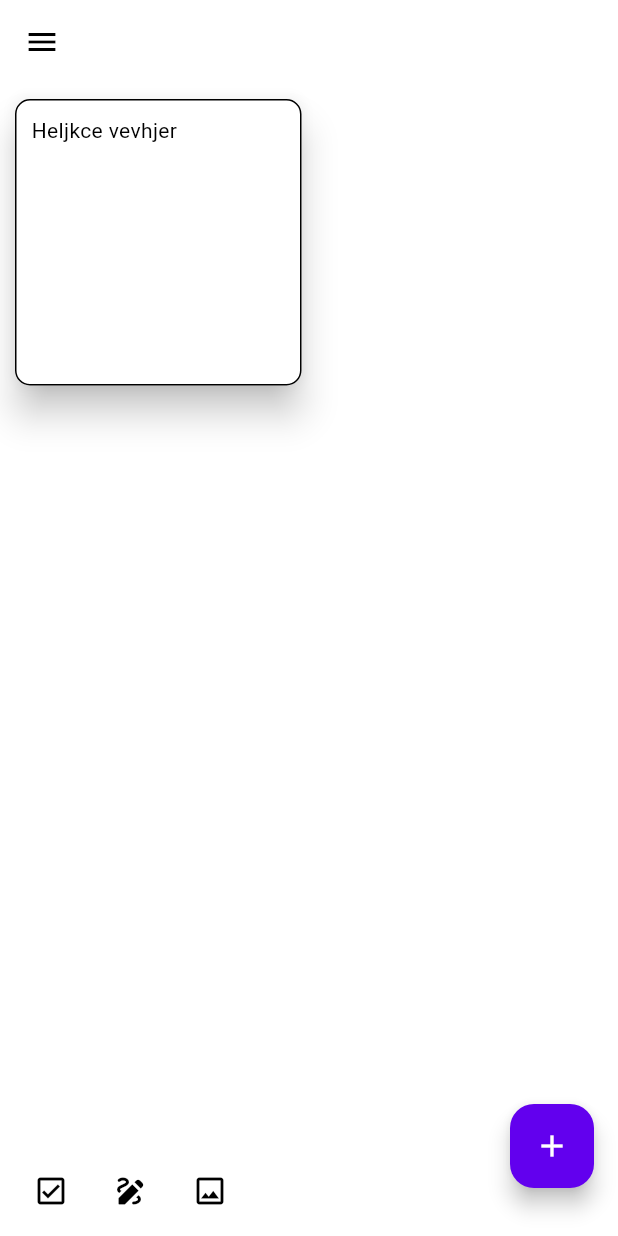
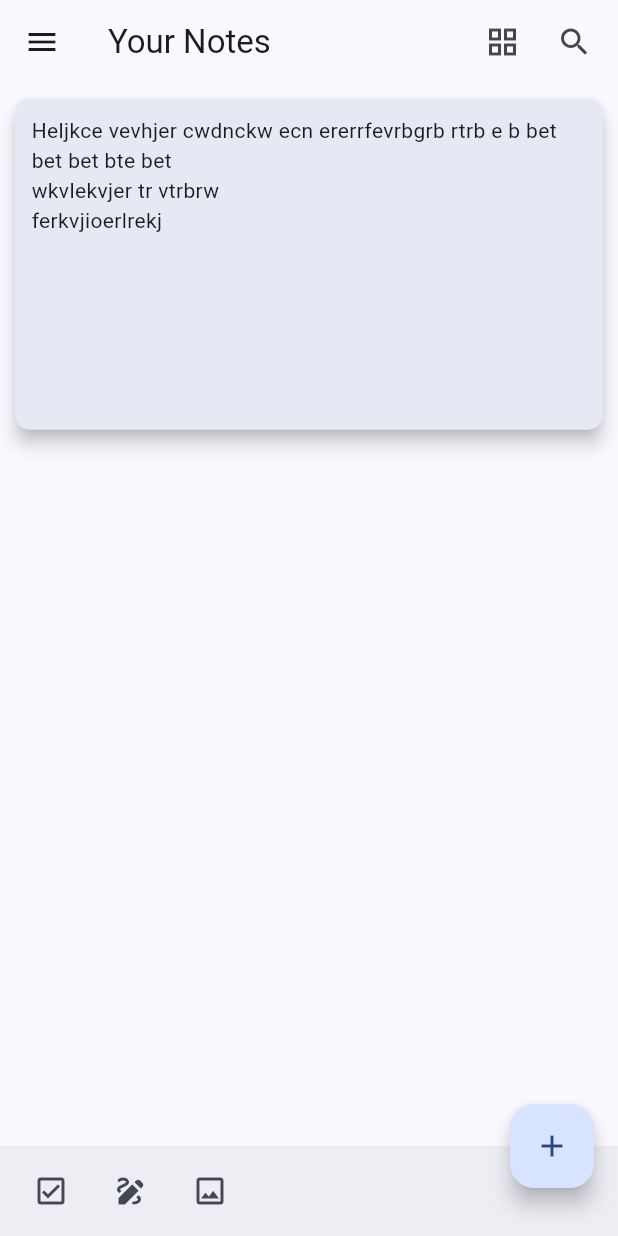
Before and after one commit to akodali9/todo_list, a Flutter app: the screen it shows after launch, on a phone screen of 412 x 824 dp. Run offline on Flutter 3.47's test engine with Material 2 defaults, Android fonts, the phone set to English and light mode, and no system bars.

```diff
--- a/lib/components/navigation.dart
+++ b/lib/components/navigation.dart
@@ -12,6 +12,7 @@ class BottomCustomAppBar extends StatelessWidget {
       child: Row(
         children: [
           IconButton(
+            tooltip: "New list",
             enableFeedback: true,
             onPressed: () {},
             icon: const Icon(Icons.check_box_outlined),
@@ -20,6 +21,7 @@ class BottomCustomAppBar extends StatelessWidget {
             width: 5,
           ),
           IconButton(
+            tooltip: "New drawing note",
             enableFeedback: true,
             onPressed: () {},
             icon: const Icon(Icons.draw_rounded),
@@ -28,6 +30,7 @@ class BottomCustomAppBar extends StatelessWidget {
             width: 5,
           ),
           IconButton(
+            tooltip: "New photo note",
             enableFeedback: true,
             onPressed: () {},
             icon: const Icon(Icons.image_outlined),
--- a/lib/features/tasks/tasks.dart
+++ b/lib/features/tasks/tasks.dart
@@ -1,27 +1,39 @@
 import 'package:flutter/material.dart';
 
 class TasksScreen extends StatelessWidget {
-  const TasksScreen({super.key});
+  const TasksScreen({super.key, required this.crossAxisCount});
+  final int crossAxisCount;
 
   @override
   Widget build(BuildContext context) {
+    final Color color = Theme.of(context).colorScheme.surface;
+    Color shadowcolor = Theme.of(context).colorScheme.shadow;
+    Color surfaceTint = Theme.of(context).colorScheme.surfaceTint;
+    int bordercolor = Theme.of(context).colorScheme.secondary.green;
     return GridView.count(
       mainAxisSpacing: 10,
       crossAxisSpacing: 10,
       padding: const EdgeInsets.all(10),
-      crossAxisCount: 2,
+      crossAxisCount: crossAxisCount,
+      childAspectRatio: 16 / 9,
       children: [
         Material(
           borderRadius: BorderRadius.circular(10),
-          elevation: 10,
+          shadowColor: shadowcolor,
+          color: color,
+          surfaceTintColor: surfaceTint,
+          elevation: 5.0,
           child: Container(
               height: 10,
               decoration: BoxDecoration(
-                border: Border.all(),
+                border: Border.all(
+                  color: Color(bordercolor),
+                ),
                 borderRadius: BorderRadius.circular(10),
               ),
-              padding: const EdgeInsets.all(10),
-              child: const Text("Heljkce vevhjer")),
+              padding: const EdgeInsets.all(10.0),
+              child: const Text(
+                  "Heljkce vevhjer cwdnckw ecn ererrfevrbgrb rtrb e b bet bet bet bte bet \nwkvlekvjer tr vtrbrw\nferkvjioerlrekj ")),
         ),
       ],
     );
--- a/lib/main.dart
+++ b/lib/main.dart
@@ -18,6 +18,24 @@ class MainApp extends StatefulWidget {
 }
 
 class _MainAppState extends State<MainApp> {
+  // final Color schemaColorHex = const Color(0XFF1f1f1f);
+  final Color schemaColorHex = const Color(0XFF0f2546);
+  int crossAxisCount = 1;
+  bool gridIcon = true;
+  void gridAligment() {
+    setState(() {
+      crossAxisCount = 2;
+      gridIcon = false;
+    });
+  }
+
+  void colAligment() {
+    setState(() {
+      crossAxisCount = 1;
+      gridIcon = true;
+    });
+  }
+
   @override
   Widget build(BuildContext context) {
     List<DrawerItem> drawerCustomItems = [
@@ -37,16 +55,51 @@ class _MainAppState extends State<MainApp> {
       debugShowCheckedModeBanner: false,
       theme: ThemeData(
         useMaterial3: true,
-        colorScheme: const ColorScheme.light(),
+        // colorSchemeSeed: const Color(0XFF071120),
+        colorSchemeSeed: schemaColorHex,
+        brightness: Brightness.light,
       ),
       darkTheme: ThemeData(
         useMaterial3: true,
-        colorScheme: const ColorScheme.dark(),
+        // colorSchemeSeed: const Color(0XFF071120),
+        colorSchemeSeed: schemaColorHex,
+        brightness: Brightness.dark,
       ),
       onGenerateRoute: (settings) => generateRoutes(settings),
-      home: Scaffold(
-        appBar: AppBar(),
-        body: const TasksScreen(),
+      home: SafeArea(
+        child: Scaffold(
+          body: NestedScrollView(
+            floatHeaderSlivers: true,
+            headerSliverBuilder: (context, innerBoxIsScrolled) => [
+              SliverAppBar(
+                floating: true,
+                scrolledUnderElevation: 1,
+                snap: true,
+                title: const Text("Your Notes"),
+                actions: [
+                  if (gridIcon == false)
+                    IconButton(
+                        tooltip: "Single-Column view",
+                        onPressed: colAligment,
+                        icon: const RotatedBox(
+                            quarterTurns: 1,
+                            child: Icon(Icons.view_column_outlined)))
+                  else
+                    IconButton(
+                        tooltip: "Grid view",
+                        onPressed: gridAligment,
+                        icon: const Icon(Icons.grid_view_outlined)),
+                  Container(
+                      margin: const EdgeInsets.only(right: 5),
+                      child: IconButton(
+                          tooltip: "Search",
+                          onPressed: () {},
+                          icon: const Icon(Icons.search)))
+                ],
+              ),
+            ],
+            body: TasksScreen(crossAxisCount: crossAxisCount),
+          ),
           bottomNavigationBar: const BottomCustomAppBar(),
           floatingActionButton: Builder(
             builder: (context) {
@@ -91,6 +144,7 @@ class _MainAppState extends State<MainApp> {
             ),
           ),
         ),
+      ),
     );
   }
 }
```
Lines whose indentation alone changed are shown as unchanged.
